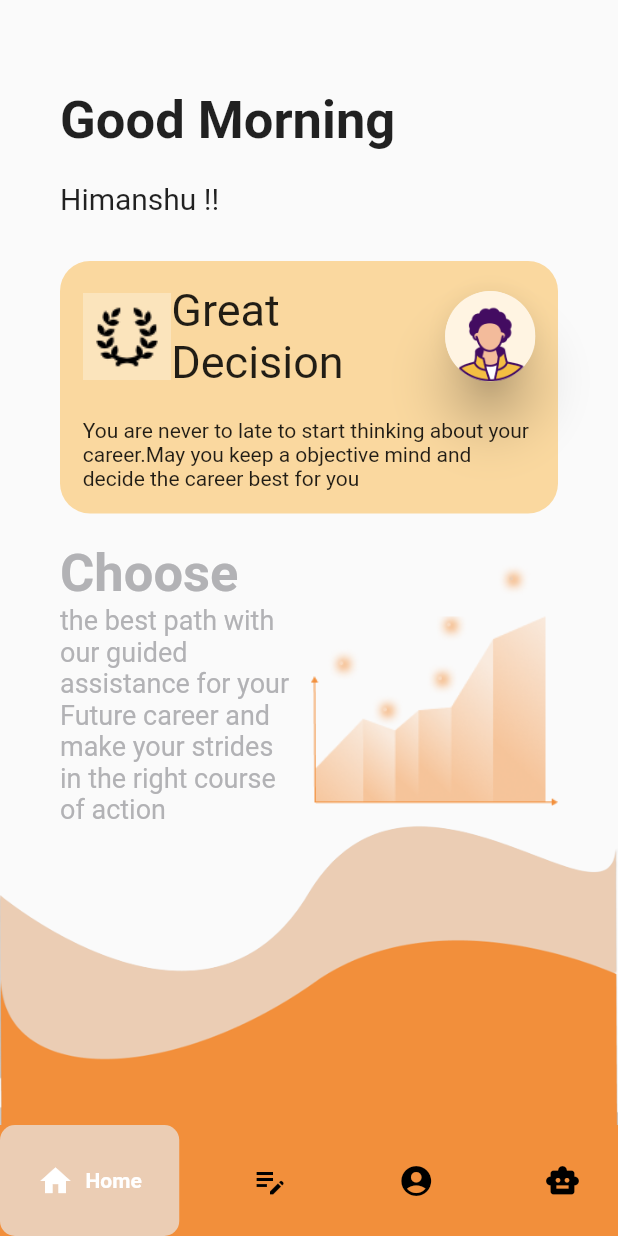
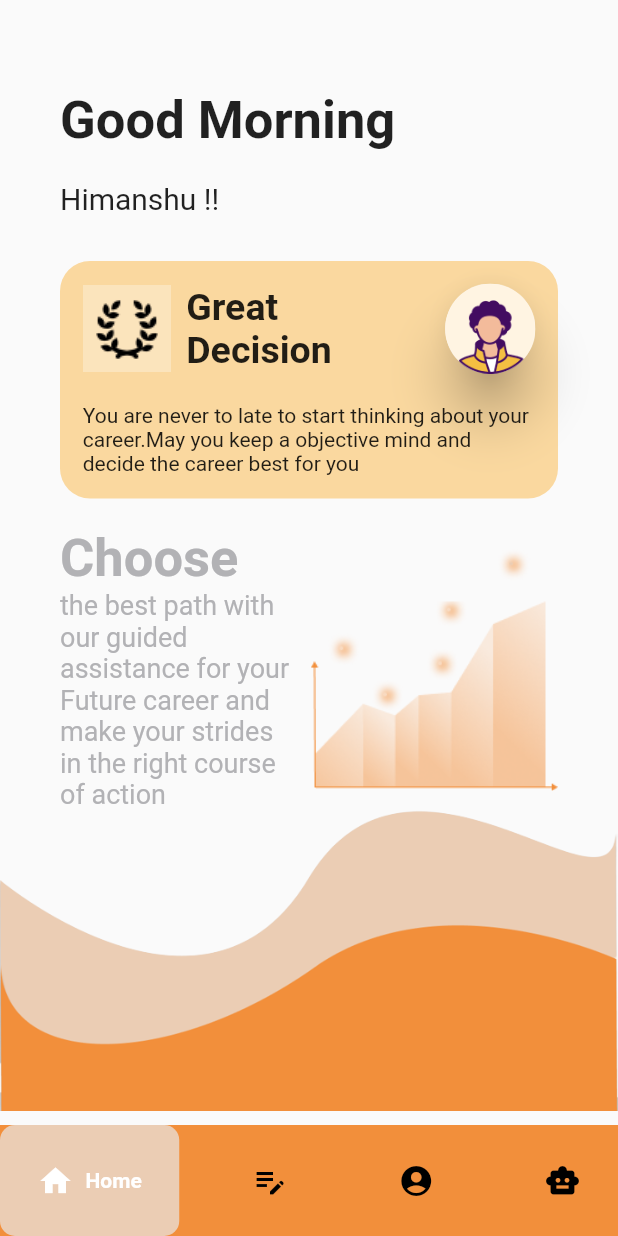
Before and after one commit to Gaurav232003/CareerWise-, a Flutter app: the screen it shows after launch, after a tap on "L O G I N", on a phone screen of 412 x 824 dp. Run offline on Flutter 3.47's test engine with Material 2 defaults, Android fonts, the phone set to English and light mode, and no system bars; drawn by our look-alikes of google_nav_bar; our stand-ins replace firebase_auth, firebase_core, google_fonts; accounts and stored records are empty.

```diff
--- a/lib/main.dart
+++ b/lib/main.dart
@@ -3,6 +3,7 @@
 import 'package:flutter/material.dart';
 import 'package:flutter/services.dart';
 import 'package:hackheads/components/data.dart';
+import 'package:hackheads/firebase_options.dart';
 import 'pages/login.dart';
 import 'package:hackheads/components/data.dart';
 import 'package:firebase_core/firebase_core.dart';
@@ -10,7 +11,9 @@ import 'package:firebase_auth/firebase_auth.dart';
 
 void main() async {
   WidgetsFlutterBinding.ensureInitialized();
-  // await Firebase.initializeApp();
+  await Firebase.initializeApp(
+    options: DefaultFirebaseOptions.currentPlatform,
+  );
   SystemChrome.setEnabledSystemUIMode(SystemUiMode.manual,
       overlays: [SystemUiOverlay.bottom]);
 
--- a/lib/pages/homepage.dart
+++ b/lib/pages/homepage.dart
@@ -130,9 +130,14 @@ class Home_Page extends StatelessWidget {
                           Row(
                             children: [
                               Image.asset('assets/Group-40.png'),
+                              SizedBox(
+                                width: 10.0,
+                              ),
                               Text(
                                 'Great\nDecision',
-                                style: TextStyle(fontSize: 30.0),
+                                style: TextStyle(
+                                    fontSize: 25.0,
+                                    fontWeight: FontWeight.bold),
                               ),
                             ],
                           ),
```
